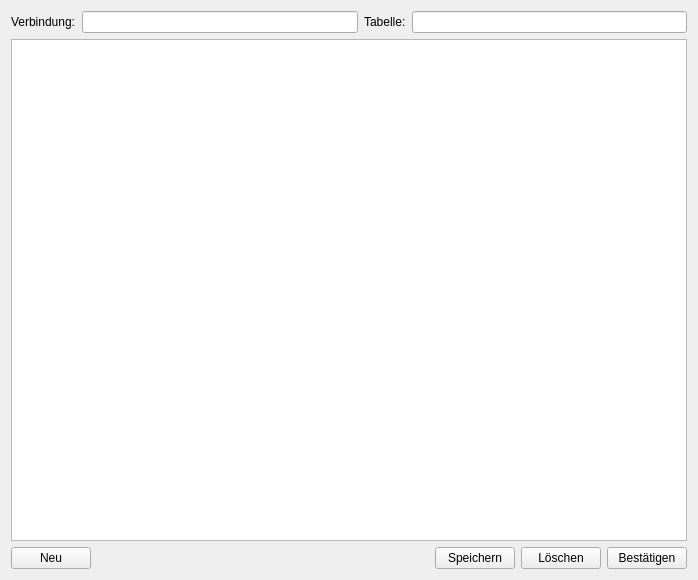
Before: the Qt Designer form qt/doDBEntryEditor/doDBEntryEditor.ui in stackshadow/copilot, drawn with Qt 5.
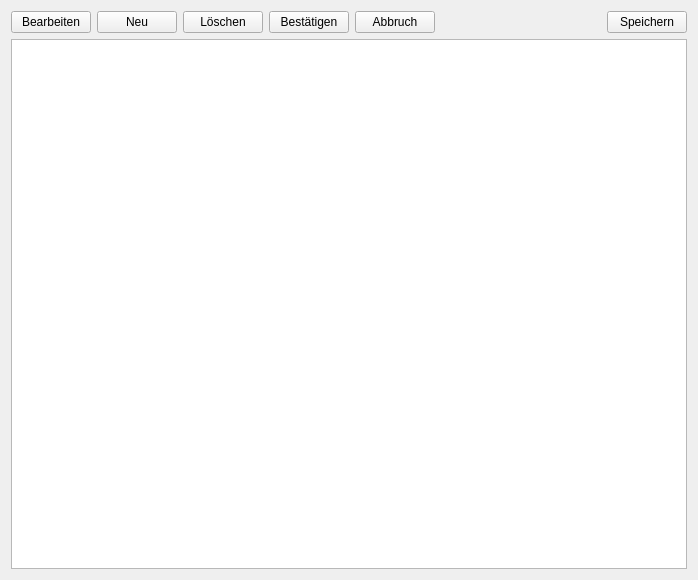
After: the same form once the commit is applied.

Commit message: Features, we need more features - Add postgresql-support - add delete of data - The actual selected element is now saved in a seperate structure - Editor have now an edit-mode ( later for lockind the entry in the db ) - deletion is now shown in the dbTree - we get only once a connection from the list per entry ( not again and again )

What changed in the file:
```diff
--- a/qt/doDBEntryEditor/doDBEntryEditor.ui
+++ b/qt/doDBEntryEditor/doDBEntryEditor.ui
@@ -17,48 +17,18 @@
    <item>
     <layout class="QHBoxLayout" name="horizontalLayout_2">
      <item>
-      <widget class="QLabel" name="label">
+      <widget class="QPushButton" name="btnEdit">
        <property name="text">
-        <string>Verbindung:</string>
+        <string>Bearbeiten</string>
        </property>
-      </widget>
-     </item>
-     <item>
-      <widget class="QLineEdit" name="linceConnectionName"/>
-     </item>
-     <item>
-      <widget class="QLabel" name="label_2">
-       <property name="text">
-        <string>Tabelle:</string>
+       <property name="checkable">
+        <bool>true</bool>
        </property>
+       <property name="checked">
+        <bool>false</bool>
+       </property>
       </widget>
      </item>
-     <item>
-      <widget class="QLineEdit" name="lineTableName"/>
-     </item>
-    </layout>
-   </item>
-   <item>
-    <widget class="QTableWidget" name="tableWidget">
-     <property name="showGrid">
-      <bool>false</bool>
-     </property>
-     <property name="gridStyle">
-      <enum>Qt::NoPen</enum>
-     </property>
-     <attribute name="horizontalHeaderVisible">
-      <bool>false</bool>
-     </attribute>
-     <attribute name="horizontalHeaderStretchLastSection">
-      <bool>true</bool>
-     </attribute>
-     <attribute name="verticalHeaderVisible">
-      <bool>false</bool>
-     </attribute>
-    </widget>
-   </item>
-   <item>
-    <layout class="QHBoxLayout" name="horizontalLayout">
      <item>
       <widget class="QPushButton" name="btnNew">
        <property name="text">
@@ -67,7 +37,28 @@
       </widget>
      </item>
      <item>
-      <spacer name="horizontalSpacer">
+      <widget class="QPushButton" name="btnDelete">
+       <property name="text">
+        <string>Löschen</string>
+       </property>
+      </widget>
+     </item>
+     <item>
+      <widget class="QPushButton" name="btnDeleteAck">
+       <property name="text">
+        <string>Bestätigen</string>
+       </property>
+      </widget>
+     </item>
+     <item>
+      <widget class="QPushButton" name="btnDeleteCancel">
+       <property name="text">
+        <string>Abbruch</string>
+       </property>
+      </widget>
+     </item>
+     <item>
+      <spacer name="horizontalSpacer_2">
        <property name="orientation">
         <enum>Qt::Horizontal</enum>
        </property>
@@ -86,22 +77,27 @@
        </property>
       </widget>
      </item>
-     <item>
-      <widget class="QPushButton" name="btnDelete">
-       <property name="text">
-        <string>Löschen</string>
-       </property>
-      </widget>
-     </item>
-     <item>
-      <widget class="QPushButton" name="btnDeleteAck">
-       <property name="text">
-        <string>Bestätigen</string>
-       </property>
-      </widget>
-     </item>
     </layout>
    </item>
+   <item>
+    <widget class="QTableWidget" name="tableWidget">
+     <property name="showGrid">
+      <bool>false</bool>
+     </property>
+     <property name="gridStyle">
+      <enum>Qt::NoPen</enum>
+     </property>
+     <attribute name="horizontalHeaderVisible">
+      <bool>false</bool>
+     </attribute>
+     <attribute name="horizontalHeaderStretchLastSection">
+      <bool>true</bool>
+     </attribute>
+     <attribute name="verticalHeaderVisible">
+      <bool>false</bool>
+     </attribute>
+    </widget>
+   </item>
   </layout>
  </widget>
  <resources/>
```
Left out of the diff: 2 changed lines with no effect on the pictures. The commit also changes 38 other files.
